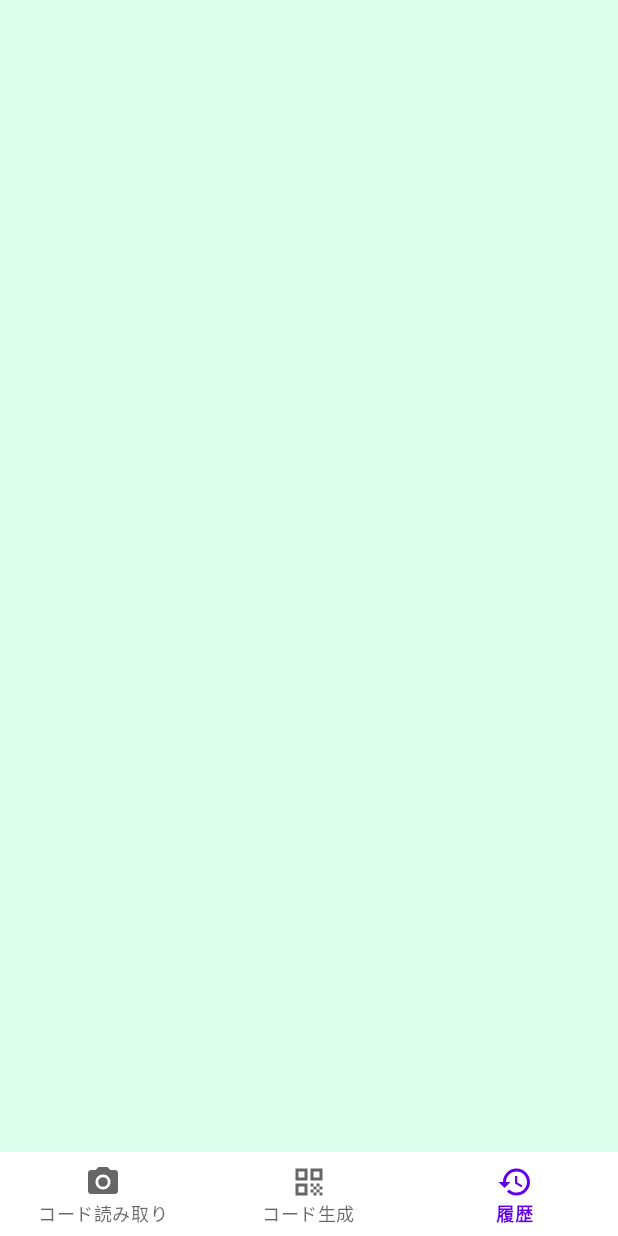
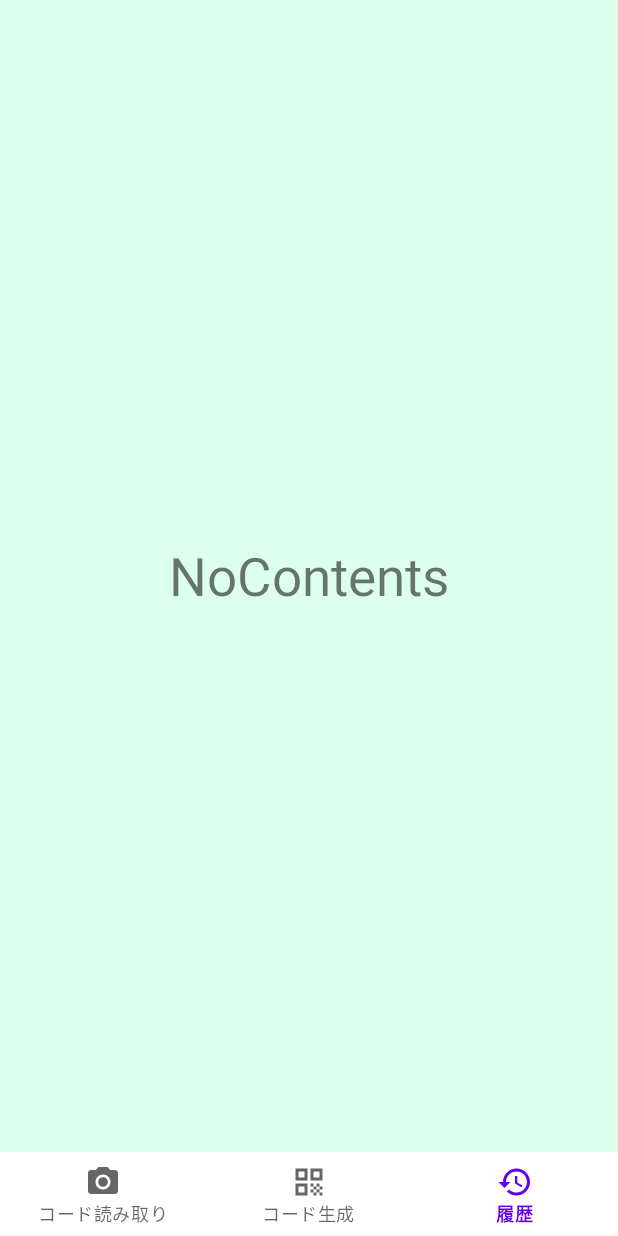
Before and after one commit to daiki0508/QRCodeReader, an Android app: the screen it shows after launch (MainActivity), item 3 of the bottom bar chosen, on a phone screen of 412 x 824 dp. Run offline under Robolectric (Android 15) with nearby library versions, the phone set to English and light mode, and no system bars; libraries missing offline, so code that uses them is left out: com.journeyapps.barcodescanner; 6 statements that could not run were skipped.

Commit message:
Implemented a function to get Scan history from Preference and display it in View. (Operation at the time of tap is not implemented)

```diff
--- a/app/src/main/java/com/websarva/wings/android/qrcodereader/di/MyModule.kt
+++ b/app/src/main/java/com/websarva/wings/android/qrcodereader/di/MyModule.kt
@@ -1,10 +1,7 @@
 package com.websarva.wings.android.qrcodereader.di
 
 import com.websarva.wings.android.qrcodereader.repository.PreferenceRepositoryClient
-import com.websarva.wings.android.qrcodereader.viewmodel.AfterScanViewModel
-import com.websarva.wings.android.qrcodereader.viewmodel.CreateViewModel
-import com.websarva.wings.android.qrcodereader.viewmodel.MainViewModel
-import com.websarva.wings.android.qrcodereader.viewmodel.ScanViewModel
+import com.websarva.wings.android.qrcodereader.viewmodel.*
 import org.koin.androidx.viewmodel.dsl.viewModel
 import org.koin.dsl.module
 
@@ -14,6 +11,7 @@ class MyModule {
         viewModel { ScanViewModel(get()) }
         viewModel { AfterScanViewModel() }
         viewModel { CreateViewModel() }
+        viewModel { HistoryViewModel(get()) }
     }
     val repository = module {
         factory { PreferenceRepositoryClient() }
--- a/app/src/main/java/com/websarva/wings/android/qrcodereader/model/History.kt
+++ b/app/src/main/java/com/websarva/wings/android/qrcodereader/model/History.kt
@@ -3,5 +3,6 @@ package com.websarva.wings.android.qrcodereader.model
 enum class History {
     Title,
     Type,
-    Time
+    Time,
+    List
 }
--- a/app/src/main/java/com/websarva/wings/android/qrcodereader/repository/PreferenceRepository.kt
+++ b/app/src/main/java/com/websarva/wings/android/qrcodereader/repository/PreferenceRepository.kt
@@ -10,6 +10,8 @@ import com.websarva.wings.android.qrcodereader.model.SaveData
 
 interface PreferenceRepository {
     suspend fun write(activity: FragmentActivity, keyName: String, data: SaveData)
+    suspend fun read(activity: FragmentActivity, keyName: String): SaveData
+    suspend fun keyList(activity: FragmentActivity):SaveData
 }
 
 class PreferenceRepositoryClient: PreferenceRepository{
@@ -18,9 +20,30 @@ class PreferenceRepositoryClient: PreferenceRepository{
             putString("${keyName}_${History.Title}", data.title)
             putInt("${keyName}_${History.Type}", data.type)
             putString("${keyName}_${History.Time}", data.time)
+
+            // keyListを作成、保存
+            if (createPreference(activity).getString(History.List.name, "").isNullOrBlank()){
+                putString(History.List.name, keyName)
+            }else{
+                putString(History.List.name, "${createPreference(activity).getString(History.List.name, "")}\n${keyName}")
+            }
             apply()
         }
         Log.i("preference_write", "Success!!")
+    }
+
+    override suspend fun read(activity: FragmentActivity, keyName: String): SaveData {
+        createPreference(activity).let {
+            return SaveData(
+                title = it.getString("${keyName}_${History.Title}", "")!!,
+                type = it.getInt("${keyName}_${History.Type}", 0),
+                time = it.getString("${keyName}_${History.Time}", "")!!
+            )
+        }
+    }
+
+    override suspend fun keyList(activity: FragmentActivity): SaveData {
+        return SaveData(list = createPreference(activity).getString(History.List.name, "")!!)
     }
 
     private fun createPreference(activity: FragmentActivity): SharedPreferences {
--- a/app/src/main/java/com/websarva/wings/android/qrcodereader/ui/fragment/history/HistoryFragment.kt
+++ b/app/src/main/java/com/websarva/wings/android/qrcodereader/ui/fragment/history/HistoryFragment.kt
@@ -5,15 +5,21 @@ import android.view.LayoutInflater
 import android.view.View
 import android.view.ViewGroup
 import androidx.fragment.app.Fragment
+import androidx.recyclerview.widget.DividerItemDecoration
+import androidx.recyclerview.widget.LinearLayoutManager
 import com.websarva.wings.android.qrcodereader.databinding.FragmentHistoryBinding
+import com.websarva.wings.android.qrcodereader.ui.recyclerview.history.RecyclerViewAdapter
+import com.websarva.wings.android.qrcodereader.viewmodel.HistoryViewModel
 import com.websarva.wings.android.qrcodereader.viewmodel.MainViewModel
 import org.koin.androidx.viewmodel.ext.android.sharedViewModel
+import org.koin.androidx.viewmodel.ext.android.viewModel
 
 class HistoryFragment: Fragment() {
     private var _binding: FragmentHistoryBinding? = null
     private val binding
     get() = _binding!!
 
+    private val viewModel: HistoryViewModel by viewModel()
     private val mainViewModel by sharedViewModel<MainViewModel>()
 
     override fun onCreateView(
@@ -29,7 +35,26 @@ class HistoryFragment: Fragment() {
     override fun onViewCreated(view: View, savedInstanceState: Bundle?) {
         super.onViewCreated(view, savedInstanceState)
 
+        // 初期設定
         mainViewModel.setState(3)
+        activity?.let {
+            viewModel.init(it, this)
+        }
+
+        // recyclerViewの作成
+        viewModel.getHistoryData()
+    }
+
+    fun recyclerView(items: MutableList<MutableMap<String, Any>>){
+        // NoContentsを非表示
+        binding.tvNoContents.visibility = View.GONE
+
+        activity?.let {
+            val historyRecyclerViewAdapter = RecyclerViewAdapter(items)
+            binding.rvHistory.adapter = historyRecyclerViewAdapter
+            binding.rvHistory.addItemDecoration(DividerItemDecoration(it, DividerItemDecoration.VERTICAL))
+            binding.rvHistory.layoutManager = LinearLayoutManager(it)
+        }
     }
 
     override fun onDestroyView() {
--- /dev/null
+++ b/app/src/main/java/com/websarva/wings/android/qrcodereader/viewmodel/HistoryViewModel.kt
@@ -0,0 +1,62 @@
+package com.websarva.wings.android.qrcodereader.viewmodel
+
+import android.util.Log
+import androidx.fragment.app.FragmentActivity
+import androidx.lifecycle.MutableLiveData
+import androidx.lifecycle.ViewModel
+import androidx.lifecycle.viewModelScope
+import com.websarva.wings.android.qrcodereader.model.History
+import com.websarva.wings.android.qrcodereader.model.SaveData
+import com.websarva.wings.android.qrcodereader.repository.PreferenceRepositoryClient
+import com.websarva.wings.android.qrcodereader.ui.fragment.history.HistoryFragment
+import kotlinx.coroutines.launch
+import java.util.*
+
+class HistoryViewModel(
+    private val preferenceRepository: PreferenceRepositoryClient
+): ViewModel() {
+    private val _activity = MutableLiveData<FragmentActivity>().apply {
+        MutableLiveData<FragmentActivity>()
+    }
+    private val _fragment = MutableLiveData<HistoryFragment>().apply {
+        MutableLiveData<HistoryFragment>()
+    }
+    private val _historyList = MutableLiveData<MutableList<MutableMap<String, Any>>>().apply {
+        MutableLiveData<MutableList<MutableMap<String, String>>>()
+    }
+
+    fun init(activity: FragmentActivity, fragment: HistoryFragment){
+        _activity.value = activity
+        _fragment.value = fragment
+    }
+    fun getHistoryData(){
+        viewModelScope.launch {
+            val historyList: MutableList<MutableMap<String, Any>> = mutableListOf()
+            var history: MutableMap<String, Any>
+            // keyListを取得し、分割
+            if (preferenceRepository.keyList(_activity.value!!).list.isNotBlank()){
+                for (list in preferenceRepository.keyList(_activity.value!!).list.split("\n")){
+                    // 対応したdataを取得
+                    val data = preferenceRepository.read(_activity.value!!, keyName = list)
+                    // mutableMapに代入
+                    history = mutableMapOf(
+                        History.Title.name to data.title,
+                        History.Type.name to data.type,
+                        History.Time.name to data.time
+                    )
+                    // mutableListに追加
+                    historyList.add(history)
+                }
+                // livedataに代入
+                _historyList.value = historyList
+
+                // viewへ処理を渡す
+                _fragment.value!!.recyclerView(_historyList.value!!)
+            }
+        }
+    }
+
+    init {
+        _historyList.value = mutableListOf()
+    }
+}
--- a/app/src/main/res/layout/fragment_history.xml
+++ b/app/src/main/res/layout/fragment_history.xml
@@ -6,15 +6,25 @@
     android:layout_height="match_parent"
     tool:context=".ui.main.MainActivity">
 
-    <androidx.recyclerview.widget.RecyclerView
-        android:id="@+id/rvHistory"
+    <FrameLayout
         android:layout_width="match_parent"
-        android:layout_height="wrap_content"
-        android:layout_marginTop="20dp"
-        android:layout_marginStart="8dp"
-        android:layout_marginEnd="8dp"
-        app:layout_constraintEnd_toEndOf="parent"
-        app:layout_constraintStart_toStartOf="parent"
-        app:layout_constraintTop_toTopOf="parent" />
+        android:layout_height="match_parent">
+
+        <TextView
+            android:id="@+id/tvNoContents"
+            android:layout_width="match_parent"
+            android:layout_height="match_parent"
+            android:gravity="center"
+            android:text="NoContents"
+            android:textSize="35sp" />
+
+        <androidx.recyclerview.widget.RecyclerView
+            android:id="@+id/rvHistory"
+            android:layout_width="match_parent"
+            android:layout_height="wrap_content"
+            android:layout_marginTop="20dp"
+            android:layout_marginStart="8dp"
+            android:layout_marginEnd="8dp" />
+    </FrameLayout>
 
 </androidx.constraintlayout.widget.ConstraintLayout>
```
Also changed, not shown: app/src/main/java/com/websarva/wings/android/qrcodereader/model/SaveData.kt (+4 -3 lines), app/src/main/java/com/websarva/wings/android/qrcodereader/ui/recyclerview/history/RecyclerViewAdapter.kt (added, +26 -0 lines), app/src/main/java/com/websarva/wings/android/qrcodereader/ui/recyclerview/history/RecyclerViewHolder.kt (added, +13 -0 lines), app/src/main/res/layout/row_history.xml (added, +53 -0 lines).
